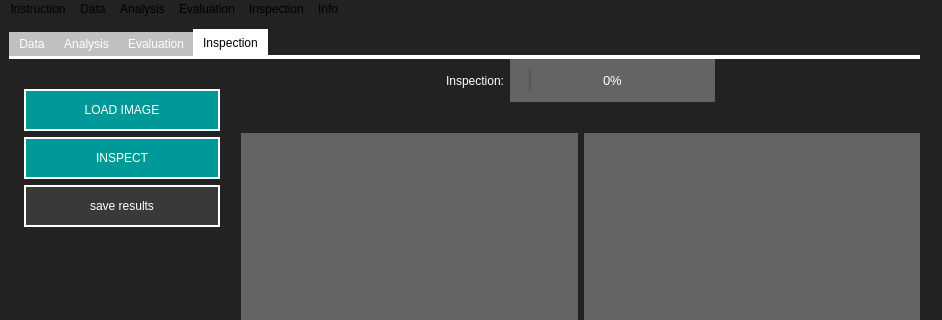
Above: design/pridentifier.ui from resa89/pridentifier before the change; both pictures show x 0 to 942 and y 0 to 320 of the 942 by 676 pixel window. Below: the same form after it.
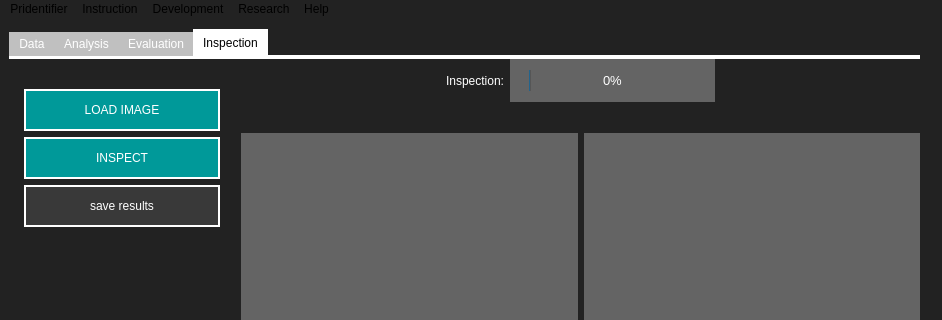
That is the form after the change. The open tabs and pages were chosen to show the change.

```diff
--- a/design/pridentifier.ui
+++ b/design/pridentifier.ui
@@ -1531,67 +1531,18 @@
    <property name="styleSheet">
     <string notr="true"/>
    </property>
-   <widget class="QMenu" name="menuData">
+   <widget class="QMenu" name="menuPridentifier">
     <property name="styleSheet">
      <string notr="true">background-color: #fff;
 color: #393939;</string>
     </property>
     <property name="title">
-     <string>Data</string>
+     <string>Pridentifier</string>
     </property>
     <addaction name="actionExample"/>
     <addaction name="actionExperiment"/>
    </widget>
-   <widget class="QMenu" name="menuAnalysis">
-    <property name="styleSheet">
-     <string notr="true">background-color: #fff;
-color: #393939;</string>
-    </property>
-    <property name="title">
-     <string>Analysis</string>
-    </property>
-    <addaction name="actionExample_2"/>
-    <addaction name="actionMethod"/>
-   </widget>
-   <widget class="QMenu" name="menuTest">
-    <property name="styleSheet">
-     <string notr="true">background-color: #fff;
-color: #393939;</string>
-    </property>
-    <property name="title">
-     <string>Evaluation</string>
-    </property>
-    <addaction name="actionExample_3"/>
-    <addaction name="actionResult"/>
-   </widget>
-   <widget class="QMenu" name="menuInspection">
-    <property name="styleSheet">
-     <string notr="true">background-color: #fff;
-color: #393939;</string>
-    </property>
-    <property name="title">
-     <string>Inspection</string>
-    </property>
-    <addaction name="actionExample_4"/>
-    <addaction name="actionResult_2"/>
-   </widget>
-   <widget class="QMenu" name="menuInfo">
-    <property name="styleSheet">
-     <string notr="true">background-color: #fff;
-color: #393939;</string>
-    </property>
-    <property name="title">
-     <string>Info</string>
-    </property>
-    <addaction name="actionDevelopment"/>
-    <addaction name="actionCredits"/>
-    <addaction name="actionLicence"/>
-    <addaction name="separator"/>
-    <addaction name="actionTroubleshooting"/>
-    <addaction name="actionFeedback"/>
-    <addaction name="actionContact"/>
-   </widget>
-   <widget class="QMenu" name="menuIntroduction">
+   <widget class="QMenu" name="menuInstruction">
     <property name="styleSheet">
      <string notr="true">background-color: #fff;
 color: #393939;</string>
@@ -1602,12 +1553,47 @@
     <addaction name="actionPurpose"/>
     <addaction name="actionUse_Cases"/>
    </widget>
-   <addaction name="menuIntroduction"/>
-   <addaction name="menuData"/>
-   <addaction name="menuAnalysis"/>
-   <addaction name="menuTest"/>
-   <addaction name="menuInspection"/>
-   <addaction name="menuInfo"/>
+   <widget class="QMenu" name="menuDevelopment">
+    <property name="styleSheet">
+     <string notr="true">background-color: #fff;
+color: #393939;</string>
+    </property>
+    <property name="title">
+     <string>Development</string>
+    </property>
+    <addaction name="actionDeveloper"/>
+    <addaction name="actionParticipating_People"/>
+    <addaction name="actionCredits_2"/>
+   </widget>
+   <widget class="QMenu" name="menuResearch">
+    <property name="styleSheet">
+     <string notr="true">background-color: #fff;
+color: #393939;</string>
+    </property>
+    <property name="title">
+     <string>Research</string>
+    </property>
+    <addaction name="actionAnalysis_Method"/>
+    <addaction name="actionExperiment_Results"/>
+    <addaction name="actionOpen_Questions"/>
+   </widget>
+   <widget class="QMenu" name="menuHelp">
+    <property name="styleSheet">
+     <string notr="true">background-color: #fff;
+color: #393939;</string>
+    </property>
+    <property name="title">
+     <string>Help</string>
+    </property>
+    <addaction name="actionTroubleshooting_2"/>
+    <addaction name="actionFeedback_2"/>
+    <addaction name="actionContact_2"/>
+   </widget>
+   <addaction name="menuPridentifier"/>
+   <addaction name="menuInstruction"/>
+   <addaction name="menuDevelopment"/>
+   <addaction name="menuResearch"/>
+   <addaction name="menuHelp"/>
   </widget>
   <widget class="QStatusBar" name="statusbar"/>
   <action name="actionload">
```
Left out of the diff: 92 changed lines with no effect on the pictures.
